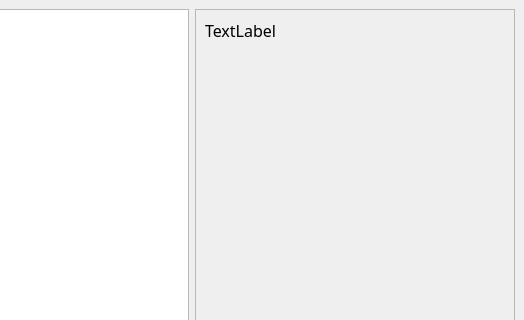
The window that code/mainwindow.ui (sufftea/Link-Cut-Treeez) describes before a commit, drawn with Qt 5; both pictures show x 442 to 966 and y 0 to 320 of the 966 by 695 pixel window.
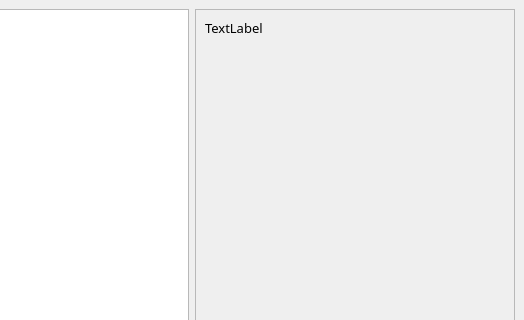
The same window after the commit.

```diff
--- a/code/mainwindow.ui
+++ b/code/mainwindow.ui
@@ -58,7 +58,7 @@
             <property name="font">
              <font>
               <family>MS Reference Sans Serif</family>
-              <pointsize>12</pointsize>
+              <pointsize>10</pointsize>
              </font>
             </property>
             <property name="text">
```
